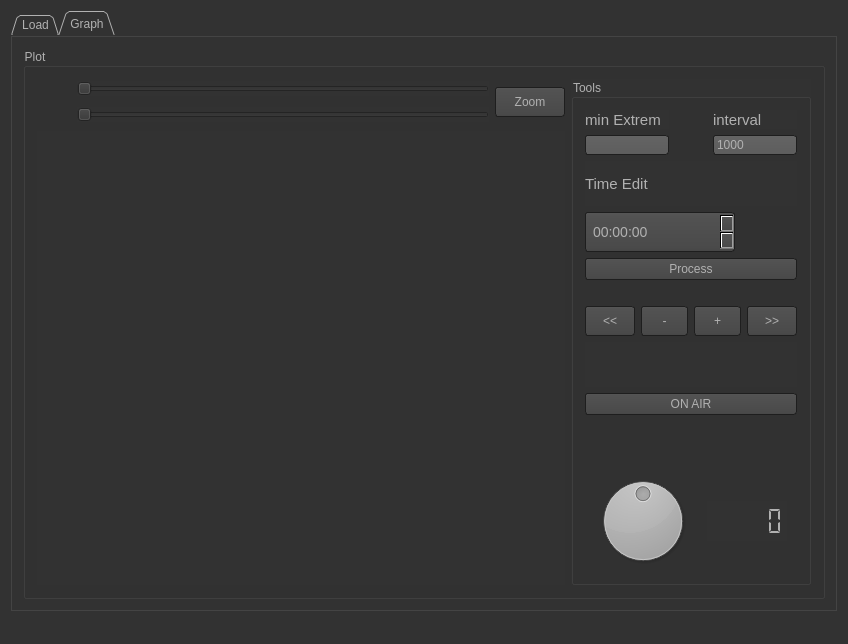
First picture: the form in QCustomPlot_Logs/mainwindow.ui, repository IvanPerletti/BugLot, before the edit.
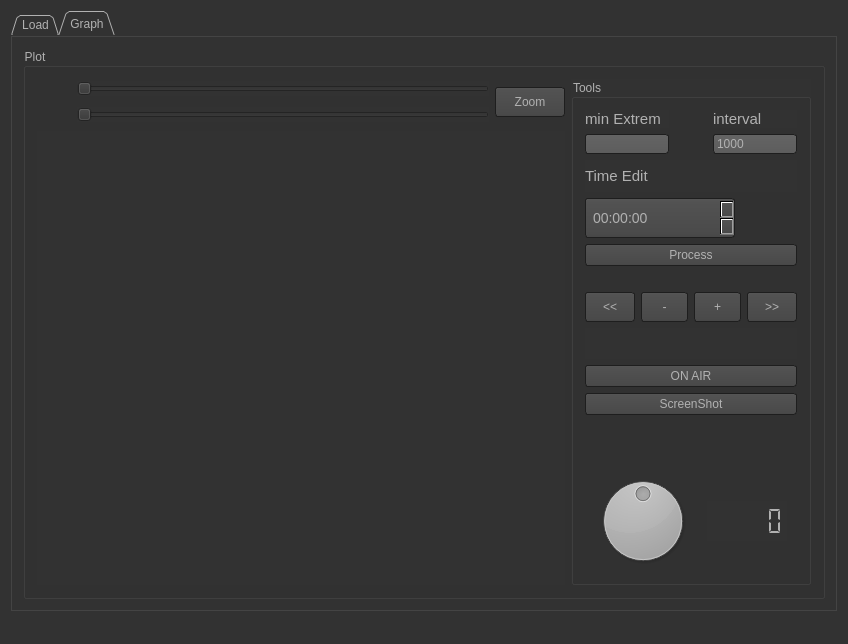
Second picture: the form after the edit. Icons and pictures are not drawn. Custom widgets are drawn as their Qt base class.

Commit message: Added screenShot() button. Implemented Widget screen shot on button pressed. Need to invent image incremental name

Diff of the .ui file:
```diff
--- a/QCustomPlot_Logs/mainwindow.ui
+++ b/QCustomPlot_Logs/mainwindow.ui
@@ -975,6 +975,12 @@
                     <property name="displayFormat">
                      <string>HH:mm:ss</string>
                     </property>
+                    <property name="calendarPopup">
+                     <bool>false</bool>
+                    </property>
+                    <property name="currentSectionIndex">
+                     <number>0</number>
+                    </property>
                    </widget>
                   </item>
                   <item>
@@ -1100,6 +1106,13 @@
                     </property>
                    </widget>
                   </item>
+                  <item>
+                   <widget class="QPushButton" name="pbScreenShot">
+                    <property name="text">
+                     <string>ScreenShot</string>
+                    </property>
+                   </widget>
+                  </item>
                   <item>
                    <spacer name="verticalSpacer">
                     <property name="orientation">
```
Left out of the diff: 3 changed lines with no effect on the pictures. The commit also changes 3 other files.
